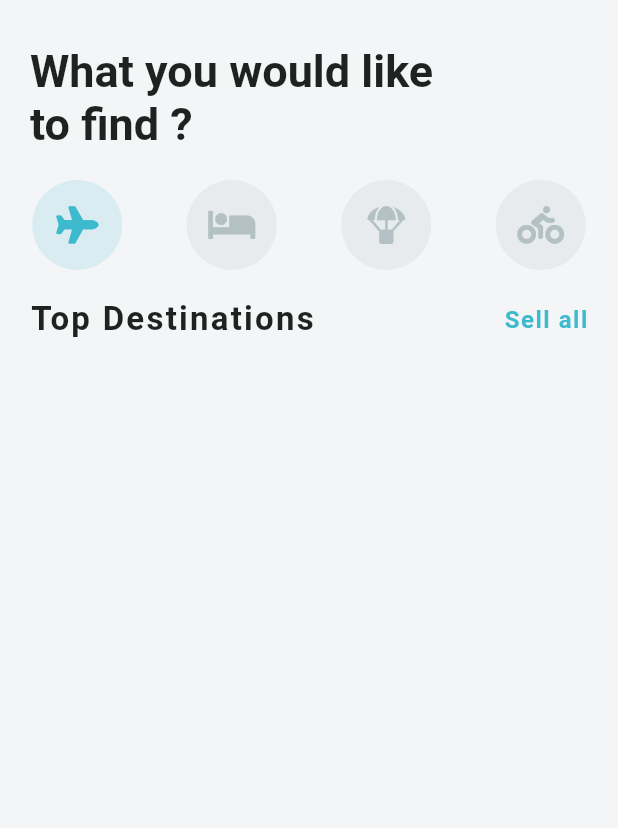
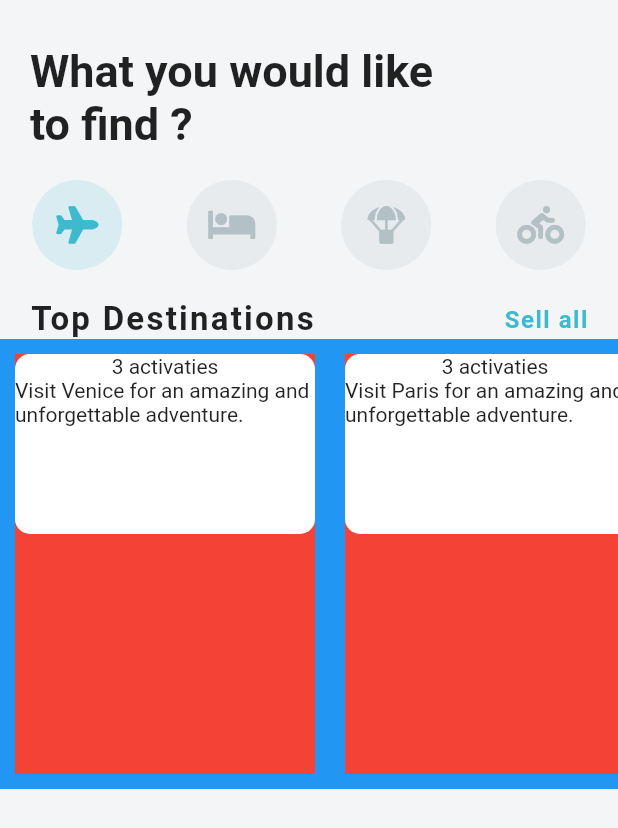
Before and after one commit to lhmisho/travel_ui, a Flutter app: the screen it shows after launch, on a phone screen of 412 x 824 dp. Shown: the top 828 px of the screen. Run offline on Flutter 3.47's test engine with Material 2 defaults, Android fonts, the phone set to English and light mode, and no system bars; our stand-ins replace font_awesome_flutter.

Commit message:
destination carusal

```diff
--- /dev/null
+++ b/lib/models/activity_model.dart
@@ -0,0 +1,17 @@
+class Activity {
+  String imageUrl;
+  String name;
+  String type;
+  List<String> startTimes;
+  int rating;
+  int price;
+
+  Activity({
+    this.imageUrl,
+    this.name,
+    this.type,
+    this.startTimes,
+    this.rating,
+    this.price,
+  });
+}
--- /dev/null
+++ b/lib/models/destination_model.dart
@@ -0,0 +1,84 @@
+import 'package:flutter/material.dart';
+import './activity_model.dart';
+
+
+class Destination {
+  String imageUrl;
+  String city;
+  String country;
+  String description;
+  List<Activity> activities;
+
+  Destination({
+    this.imageUrl,
+    this.city,
+    this.country,
+    this.description,
+    this.activities,
+  });
+}
+
+List<Activity> activities = [
+  Activity(
+    imageUrl: 'assets/images/stmarksbasilica.jpg',
+    name: 'St. Mark\'s Basilica',
+    type: 'Sightseeing Tour',
+    startTimes: ['9:00 am', '11:00 am'],
+    rating: 5,
+    price: 30,
+  ),
+  Activity(
+    imageUrl: 'assets/images/gondola.jpg',
+    name: 'Walking Tour and Gonadola Ride',
+    type: 'Sightseeing Tour',
+    startTimes: ['11:00 pm', '1:00 pm'],
+    rating: 4,
+    price: 210,
+  ),
+  Activity(
+    imageUrl: 'assets/images/murano.jpg',
+    name: 'Murano and Burano Tour',
+    type: 'Sightseeing Tour',
+    startTimes: ['12:30 pm', '2:00 pm'],
+    rating: 3,
+    price: 125,
+  ),
+];
+
+List<Destination> destinations = [
+  Destination(
+    imageUrl: 'assets/images/venice.jpg',
+    city: 'Venice',
+    country: 'Italy',
+    description: 'Visit Venice for an amazing and unforgettable adventure.',
+    activities: activities,
+  ),
+  Destination(
+    imageUrl: 'assets/images/paris.jpg',
+    city: 'Paris',
+    country: 'France',
+    description: 'Visit Paris for an amazing and unforgettable adventure.',
+    activities: activities,
+  ),
+  Destination(
+    imageUrl: 'assets/images/newdelhi.jpg',
+    city: 'New Delhi',
+    country: 'India',
+    description: 'Visit New Delhi for an amazing and unforgettable adventure.',
+    activities: activities,
+  ),
+  Destination(
+    imageUrl: 'assets/images/saopaulo.jpg',
+    city: 'Sao Paulo',
+    country: 'Brazil',
+    description: 'Visit Sao Paulo for an amazing and unforgettable adventure.',
+    activities: activities,
+  ),
+  Destination(
+    imageUrl: 'assets/images/newyork.jpg',
+    city: 'New York City',
+    country: 'United States',
+    description: 'Visit New York for an amazing and unforgettable adventure.',
+    activities: activities,
+  ),
+];
--- /dev/null
+++ b/lib/models/hotel_model.dart
@@ -0,0 +1,34 @@
+class Hotel {
+  String imageUrl;
+  String name;
+  String address;
+  int price;
+
+  Hotel({
+    this.imageUrl,
+    this.name,
+    this.address,
+    this.price,
+  });
+}
+
+final List<Hotel> hotels = [
+  Hotel(
+    imageUrl: 'assets/images/hotel0.jpg',
+    name: 'Hotel 0',
+    address: '404 Great St',
+    price: 175,
+  ),
+  Hotel(
+    imageUrl: 'assets/images/hotel1.jpg',
+    name: 'Hotel 1',
+    address: '404 Great St',
+    price: 300,
+  ),
+  Hotel(
+    imageUrl: 'assets/images/hotel2.jpg',
+    name: 'Hotel 2',
+    address: '404 Great St',
+    price: 240,
+  ),
+];
--- a/lib/screens/home_screen.dart
+++ b/lib/screens/home_screen.dart
@@ -1,5 +1,6 @@
 import 'package:flutter/material.dart';
 import 'package:font_awesome_flutter/font_awesome_flutter.dart';
+import '../widgets/destination_widget.dart';
 
 class HomeScreen extends StatefulWidget {
   @override
@@ -77,35 +78,7 @@ class _HomeScreenState extends State<HomeScreen> {
             SizedBox(
               height: 20,
             ),
-            Column(
-              children: <Widget>[
-                Padding(
-                  padding: EdgeInsets.symmetric(horizontal: 20.0),
-                  child: Row(
-                    mainAxisAlignment: MainAxisAlignment.spaceBetween,
-                    children: <Widget>[
-                      Text(
-                        "Top Destinations",
-                        style: TextStyle(
-                          fontSize: 22.0,
-                          fontWeight: FontWeight.bold,
-                          letterSpacing: 1.5,
-                        ),
-                      ),
-                      Text(
-                        "Sell all",
-                        style: TextStyle(
-                          fontSize: 16.0,
-                          color: Theme.of(context).primaryColor,
-                          letterSpacing: 1.0,
-                          fontWeight: FontWeight.w600
-                        ),
-                      ),
-                    ],
-                  ),
-                ),
-              ],
-            )
+            DestinationWidget(),
           ],
         ),
       ),
--- /dev/null
+++ b/lib/widgets/destination_widget.dart
@@ -0,0 +1,74 @@
+import 'package:flutter/material.dart';
+import 'package:travel_ui/models/destination_model.dart';
+
+class DestinationWidget extends StatelessWidget {
+  Widget build(BuildContext context) {
+    return Column(
+      children: <Widget>[
+        Padding(
+          padding: EdgeInsets.symmetric(horizontal: 20.0),
+          child: Row(
+            mainAxisAlignment: MainAxisAlignment.spaceBetween,
+            children: <Widget>[
+              Text(
+                "Top Destinations",
+                style: TextStyle(
+                  fontSize: 22.0,
+                  fontWeight: FontWeight.bold,
+                  letterSpacing: 1.5,
+                ),
+              ),
+              GestureDetector(
+                onTap: () {
+                  print("sell all");
+                },
+                child: Text(
+                  "Sell all",
+                  style: TextStyle(
+                      fontSize: 16.0,
+                      color: Theme.of(context).primaryColor,
+                      letterSpacing: 1.0,
+                      fontWeight: FontWeight.w600),
+                ),
+              ),
+            ],
+          ),
+        ),
+        Container(
+          height: 300.0,
+          color: Colors.blue,
+          child: ListView.builder(
+            scrollDirection: Axis.horizontal,
+            itemCount: destinations.length,
+            itemBuilder: (BuildContext context, int index) {
+              Destination destination = destinations[index];
+              return Container(
+                margin: EdgeInsets.all(10.0),
+                height: 210,
+                color: Colors.red,
+                child: Stack(
+                  children: <Widget>[
+                    Container(
+                      height: 120.0,
+                      width: 200.0,
+                      decoration: BoxDecoration(
+                        color: Colors.white,
+                        borderRadius: BorderRadius.circular(10.0),
+                      ),
+                      child: Column(
+                        children: <Widget>[
+                          Text('${destination.activities.length} activaties'),
+                          Text(destination.description),
+                        ],
+                      ),
+                    )
+                  ],
+                ),
+              );
+            },
+          ),
+        ),
+      ],
+    );
+  }
+}
```
